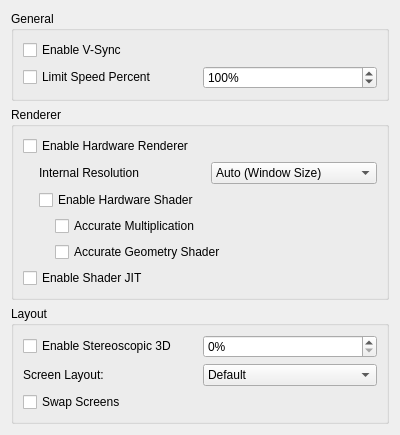
The window that src/citra_qt/configuration/configure_graphics.ui (taken2009/citra) describes before a commit, drawn with Qt 5.
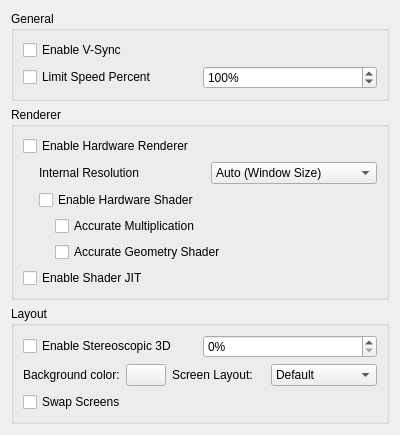
The same window after the commit.

```diff
--- a/src/citra_qt/configuration/configure_graphics.ui
+++ b/src/citra_qt/configuration/configure_graphics.ui
@@ -257,6 +257,21 @@
       </item>
       <item>
        <layout class="QHBoxLayout" name="horizontalLayout_4">
+        <item>
+         <layout class="QHBoxLayout" name="horizontalLayout_5">
+          <item>
+           <widget class="QLabel" name="label2">
+            <property name="text">
+             <string>Background color:</string>
+            </property>
+           </widget>
+          </item>
+          <item>
+           <widget class="QPushButton" name="layout_bg">
+           </widget>
+          </item>
+         </layout>
+        </item>
         <item>
          <widget class="QLabel" name="label1">
           <property name="text">
```
